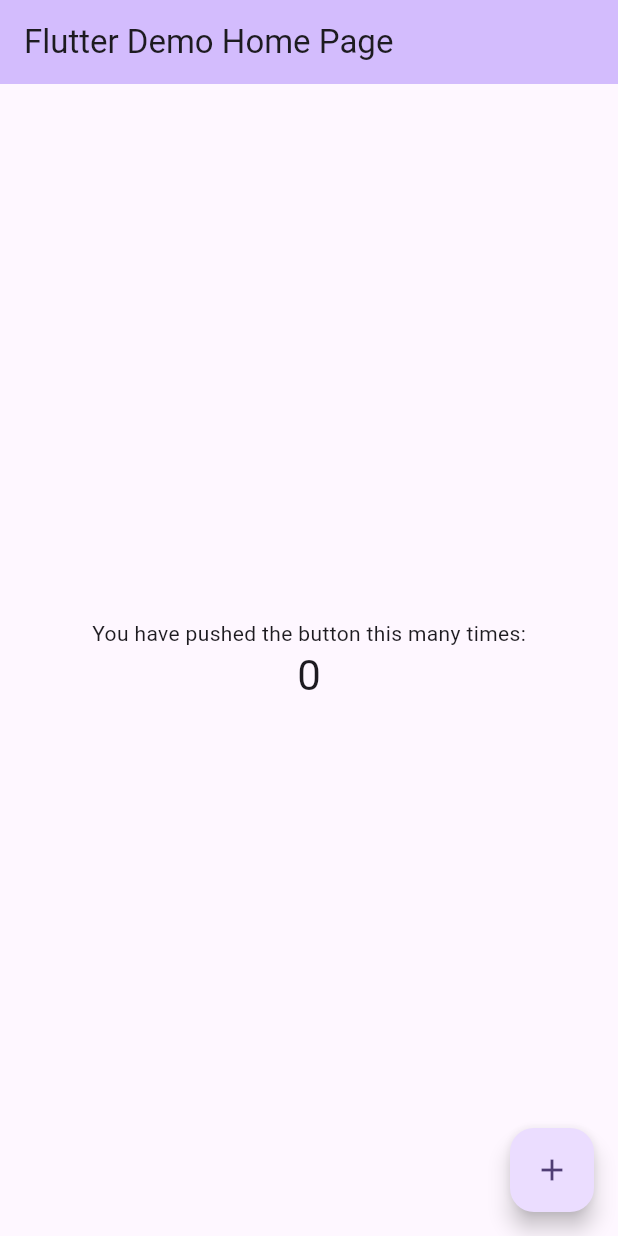
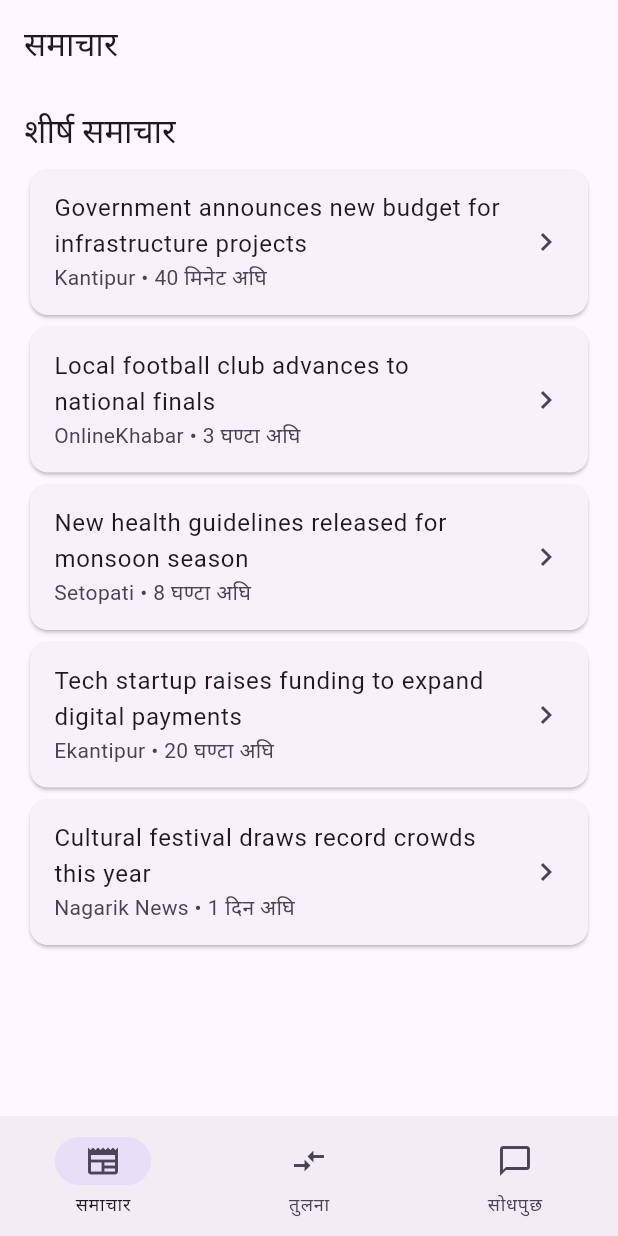
Before and after one commit to piyushrokaya/requiem, a Flutter app: the screen it shows after launch, on a phone screen of 412 x 824 dp. Run offline on Flutter 3.47's test engine with Material 3 defaults, Android fonts, the phone set to English and light mode, and no system bars.

Commit message:
Basic UI added for news

```diff
--- /dev/null
+++ b/lib/app/app_shell.dart
@@ -0,0 +1,44 @@
+import 'package:flutter/material.dart';
+
+import '../features/ask/ask_page.dart';
+import '../features/compare/compare_page.dart';
+import '../features/news/news_page.dart';
+
+class AppShell extends StatefulWidget {
+  const AppShell({super.key});
+
+  @override
+  State<AppShell> createState() => _AppShellState();
+}
+
+class _AppShellState extends State<AppShell> {
+  int _index = 0;
+
+  static const _titles = <String>['समाचार', 'तुलना', 'सोधपुछ'];
+
+  static const _pages = <Widget>[
+    NewsPage(),
+    ComparePage(),
+    AskPage(),
+  ];
+
+  @override
+  Widget build(BuildContext context) {
+    return Scaffold(
+      appBar: AppBar(title: Text(_titles[_index])),
+      body: SafeArea(child: _pages[_index]),
+      bottomNavigationBar: NavigationBar(
+        selectedIndex: _index,
+        onDestinationSelected: (value) => setState(() => _index = value),
+        destinations: const [
+          NavigationDestination(icon: Icon(Icons.newspaper), label: 'समाचार'),
+          NavigationDestination(
+            icon: Icon(Icons.compare_arrows),
+            label: 'तुलना',
+          ),
+          NavigationDestination(icon: Icon(Icons.chat_bubble_outline), label: 'सोधपुछ'),
+        ],
+      ),
+    );
+  }
+}
--- /dev/null
+++ b/lib/app/theme.dart
@@ -0,0 +1,15 @@
+import 'package:flutter/material.dart';
+
+ThemeData buildAppTheme() {
+  final base = ThemeData(
+    useMaterial3: true,
+    colorScheme: ColorScheme.fromSeed(seedColor: Colors.deepPurple),
+  );
+
+  return base.copyWith(
+    appBarTheme: const AppBarTheme(centerTitle: false),
+    listTileTheme: const ListTileThemeData(
+      contentPadding: EdgeInsets.symmetric(horizontal: 16, vertical: 6),
+    ),
+  );
+}
--- /dev/null
+++ b/lib/core/data/dummy_data.dart
@@ -0,0 +1,164 @@
+import '../models/comparison_cluster.dart';
+import '../models/news_article.dart';
+
+/// Static placeholder content used while the real backend integration
+/// (matching the sanksep app) is built out in a later phase.
+final List<NewsArticle> dummyArticles = [
+  NewsArticle(
+    id: 'a1',
+    title: 'Government announces new budget for infrastructure projects',
+    source: 'Kantipur',
+    publishedAt: DateTime.now().subtract(const Duration(minutes: 40)),
+    summary:
+        'The finance ministry unveiled a plan to fund road and bridge '
+        'projects across the country over the next fiscal year.',
+    fullText:
+        'The finance ministry unveiled a plan to fund road and bridge '
+        'projects across the country over the next fiscal year. Officials '
+        'said the budget prioritizes rural connectivity and disaster-'
+        'resilient construction standards, with rollout expected in phases '
+        'starting next quarter.',
+  ),
+  NewsArticle(
+    id: 'a2',
+    title: 'Local football club advances to national finals',
+    source: 'OnlineKhabar',
+    publishedAt: DateTime.now().subtract(const Duration(hours: 3)),
+    summary:
+        'A last-minute goal secured the win, sending the team to the '
+        'championship match for the first time in a decade.',
+    fullText:
+        'A last-minute goal secured the win, sending the team to the '
+        'championship match for the first time in a decade. Fans '
+        'celebrated across the city as the squad prepares for the final '
+        'showdown next weekend.',
+  ),
+  NewsArticle(
+    id: 'a3',
+    title: 'New health guidelines released for monsoon season',
+    source: 'Setopati',
+    publishedAt: DateTime.now().subtract(const Duration(hours: 8)),
+    summary:
+        'Health officials urge residents to take precautions against '
+        'waterborne diseases as rainfall increases nationwide.',
+    fullText:
+        'Health officials urge residents to take precautions against '
+        'waterborne diseases as rainfall increases nationwide. The '
+        'guidelines recommend boiling drinking water, clearing stagnant '
+        'water near homes, and seeking care early for fever symptoms.',
+  ),
+  NewsArticle(
+    id: 'a4',
+    title: 'Tech startup raises funding to expand digital payments',
+    source: 'Ekantipur',
+    publishedAt: DateTime.now().subtract(const Duration(hours: 20)),
+    summary:
+        'The company plans to use the investment to expand into rural '
+        'markets and add support for more local banks.',
+    fullText:
+        'The company plans to use the investment to expand into rural '
+        'markets and add support for more local banks. Founders say the '
+        'goal is to make mobile payments accessible to small merchants '
+        'who currently rely on cash.',
+  ),
+  NewsArticle(
+    id: 'a5',
+    title: 'Cultural festival draws record crowds this year',
+    source: 'Nagarik News',
+    publishedAt: DateTime.now().subtract(const Duration(days: 1, hours: 2)),
+    summary:
+        'Organizers report the highest attendance in the festival\'s '
+        'history, with visitors traveling from across the region.',
+    fullText:
+        'Organizers report the highest attendance in the festival\'s '
+        'history, with visitors traveling from across the region. The '
+        'event featured traditional music, food stalls, and craft '
+        'exhibitions over three days.',
+  ),
+];
+
+final List<ComparisonCluster> dummyClusters = [
+  ComparisonCluster(
+    clusterId: 1,
+    sources: const ['Kantipur', 'Setopati', 'OnlineKhabar'],
+    titles: const [
+      'Budget prioritizes rural roads',
+      'Finance ministry unveils infrastructure plan',
+      'New budget targets bridges and highways',
+    ],
+    category: 'Politics',
+    oneLiner: 'Sources agree on the budget increase but differ on rollout timing.',
+    shortSummary:
+        'All three outlets confirm the government has approved additional '
+        'funding for infrastructure, but they report different start dates '
+        'for construction.',
+    keyPoints:
+        '- Budget increase confirmed by all sources\n'
+        '- Rural roads and bridges are the main focus\n'
+        '- Start dates range from "next quarter" to "next year"',
+    missingInfo:
+        'None of the sources mention how the funding will be audited or '
+        'who oversees contractor selection.',
+    coverageBreakdown: 'Kantipur: detailed. Setopati: brief. OnlineKhabar: moderate.',
+  ),
+  ComparisonCluster(
+    clusterId: 2,
+    sources: const ['Ekantipur', 'Nagarik News'],
+    titles: const [
+      'Startup secures new funding round',
+      'Digital payment company expands to rural areas',
+    ],
+    category: 'Business',
+    oneLiner: 'Both sources confirm the funding round but cite different amounts.',
+    shortSummary:
+        'Ekantipur and Nagarik News both report on the funding round, but '
+        'the reported amount differs by roughly 15%.',
+    keyPoints:
+        '- Funding round confirmed by both sources\n'
+        '- Expansion into rural markets is the stated goal\n'
+        '- Reported amounts differ slightly',
+    missingInfo: 'Neither source names the lead investor.',
+    coverageBreakdown: 'Ekantipur: detailed. Nagarik News: brief.',
+  ),
+  ComparisonCluster(
+    clusterId: 3,
+    sources: const ['OnlineKhabar', 'Kantipur'],
+    titles: const [
+      'Local club reaches national finals',
+      'Underdog team stuns rivals to advance',
+    ],
+    category: 'Sports',
+    oneLiner: 'Coverage is largely consistent, with only tone differing.',
+    shortSummary:
+        'Both outlets describe the same last-minute goal and the team\'s '
+        'first finals appearance in ten years.',
+    keyPoints:
+        '- Same final score reported\n'
+        '- Both note the ten-year gap since the last finals run\n'
+        '- Match date for the final agrees across sources',
+    missingInfo: 'Neither source mentions ticket availability for the final.',
+    coverageBreakdown: 'OnlineKhabar: detailed. Kantipur: detailed.',
+  ),
+];
+
+/// Very small canned Q&A used to simulate the "Ask" feature before it is
+/// wired up to a real backend.
+const Map<String, String> dummyAskResponses = {
+  'budget':
+      'Based on current coverage, the government has approved additional '
+      'infrastructure funding, though outlets disagree on the exact rollout '
+      'timeline.',
+  'football':
+      'The local club won its semifinal with a last-minute goal and will '
+      'play in the national final next weekend.',
+  'health':
+      'New monsoon health guidelines recommend boiling drinking water and '
+      'clearing stagnant water to prevent waterborne disease.',
+  'funding':
+      'A local payments startup raised a new funding round to expand into '
+      'rural markets, according to two independent sources.',
+};
+
+const String dummyAskFallback =
+    'This is placeholder data for now — try asking about "budget", '
+    '"football", "health", or "funding" to see a sample answer.';
--- /dev/null
+++ b/lib/features/news/news_page.dart
@@ -0,0 +1,44 @@
+import 'package:flutter/material.dart';
+
+import '../../core/data/dummy_data.dart';
+import '../article/article_detail_page.dart';
+
+class NewsPage extends StatelessWidget {
+  const NewsPage({super.key});
+
+  @override
+  Widget build(BuildContext context) {
+    final articles = dummyArticles;
+
+    return ListView(
+      padding: const EdgeInsets.all(16),
+      children: [
+        Text('शीर्ष समाचार', style: Theme.of(context).textTheme.titleLarge),
+        const SizedBox(height: 8),
+        ...articles.map(
+          (a) => Card(
+            child: ListTile(
+              title: Text(a.title),
+              subtitle: Text('${a.source} • ${_relativeTime(a.publishedAt)}'),
+              trailing: const Icon(Icons.chevron_right),
+              onTap: () {
+                Navigator.of(context).push(
+                  MaterialPageRoute(
+                    builder: (_) => ArticleDetailPage(article: a),
+                  ),
+                );
+              },
+            ),
+          ),
+        ),
+      ],
+    );
+  }
+
+  String _relativeTime(DateTime dt) {
+    final diff = DateTime.now().difference(dt);
+    if (diff.inMinutes < 60) return '${diff.inMinutes} मिनेट अघि';
+    if (diff.inHours < 24) return '${diff.inHours} घण्टा अघि';
+    return '${diff.inDays} दिन अघि';
+  }
+}
--- a/lib/main.dart
+++ b/lib/main.dart
@@ -1,4 +1,7 @@
 import 'package:flutter/material.dart';
+
+import 'app/app_shell.dart';
+import 'app/theme.dart';
 
 void main() {
   runApp(const MyApp());
@@ -7,116 +10,13 @@ void main() {
 class MyApp extends StatelessWidget {
   const MyApp({super.key});
 
-  // This widget is the root of your application.
   @override
   Widget build(BuildContext context) {
     return MaterialApp(
-      title: 'Flutter Demo',
-      theme: ThemeData(
-        // This is the theme of your application.
-        //
-        // TRY THIS: Try running your application with "flutter run". You'll see
-        // the application has a purple toolbar. Then, without quitting the app,
-        // try changing the seedColor in the colorScheme below to Colors.green
-        // and then invoke "hot reload" (save your changes or press the "hot
-        // reload" button in a Flutter-supported IDE, or press "r" if you used
-        // the command line to start the app).
-        //
-        // Notice that the counter didn't reset back to zero; the application
-        // state is not lost during the reload. To reset the state, use hot
-        // restart instead.
-        //
-        // This works for code too, not just values: Most code changes can be
-        // tested with just a hot reload.
-        colorScheme: .fromSeed(seedColor: Colors.deepPurple),
-      ),
-      home: const MyHomePage(title: 'Flutter Demo Home Page'),
+      title: 'Sanksep',
+      debugShowCheckedModeBanner: false,
+      theme: buildAppTheme(),
+      home: const AppShell(),
     );
   }
 }
-
-class MyHomePage extends StatefulWidget {
-  const MyHomePage({super.key, required this.title});
-
-  // This widget is the home page of your application. It is stateful, meaning
-  // that it has a State object (defined below) that contains fields that affect
-  // how it looks.
-
-  // This class is the configuration for the state. It holds the values (in this
-  // case the title) provided by the parent (in this case the App widget) and
-  // used by the build method of the State. Fields in a Widget subclass are
-  // always marked "final".
-
-  final String title;
-
-  @override
-  State<MyHomePage> createState() => _MyHomePageState();
-}
-
-class _MyHomePageState extends State<MyHomePage> {
-  int _counter = 0;
-
-  void _incrementCounter() {
-    setState(() {
-      // This call to setState tells the Flutter framework that something has
-      // changed in this State, which causes it to rerun the build method below
-      // so that the display can reflect the updated values. If we changed
-      // _counter without calling setState(), then the build method would not be
-      // called again, and so nothing would appear to happen.
-      _counter++;
-    });
-  }
-
-  @override
-  Widget build(BuildContext context) {
-    // This method is rerun every time setState is called, for instance as done
-    // by the _incrementCounter method above.
-    //
-    // The Flutter framework has been optimized to make rerunning build methods
-    // fast, so that you can just rebuild anything that needs updating rather
-    // than having to individually change instances of widgets.
-    return Scaffold(
-      appBar: AppBar(
-        // TRY THIS: Try changing the color here to a specific color (to
-        // Colors.amber, perhaps?) and trigger a hot reload to see the AppBar
-        // change color while the other colors stay the same.
-        backgroundColor: Theme.of(context).colorScheme.inversePrimary,
-        // Here we take the value from the MyHomePage object that was created by
-        // the App.build method, and use it to set our appbar title.
-        title: Text(widget.title),
-      ),
-      body: Center(
-        // Center is a layout widget. It takes a single child and positions it
-        // in the middle of the parent.
-        child: Column(
-          // Column is also a layout widget. It takes a list of children and
-          // arranges them vertically. By default, it sizes itself to fit its
-          // children horizontally, and tries to be as tall as its parent.
-          //
-          // Column has various properties to control how it sizes itself and
-          // how it positions its children. Here we use mainAxisAlignment to
-          // center the children vertically; the main axis here is the vertical
-          // axis because Columns are vertical (the cross axis would be
-          // horizontal).
-          //
-          // TRY THIS: Invoke "debug painting" (choose the "Toggle Debug Paint"
-          // action in the IDE, or press "p" in the console), to see the
-          // wireframe for each widget.
-          mainAxisAlignment: .center,
-          children: [
-            const Text('You have pushed the button this many times:'),
-            Text(
-              '$_counter',
-              style: Theme.of(context).textTheme.headlineMedium,
-            ),
-          ],
-        ),
-      ),
-      floatingActionButton: FloatingActionButton(
-        onPressed: _incrementCounter,
-        tooltip: 'Increment',
-        child: const Icon(Icons.add),
-      ),
-    );
-  }
-}
```
Also changed, not shown: lib/core/models/comparison_cluster.dart (added, +23 -0 lines), lib/core/models/news_article.dart (added, +17 -0 lines), lib/features/article/article_detail_page.dart (added, +33 -0 lines), lib/features/ask/ask_page.dart (added, +112 -0 lines), lib/features/compare/compare_detail_page.dart (added, +54 -0 lines), lib/features/compare/compare_page.dart (added, +49 -0 lines), 1 other file.
